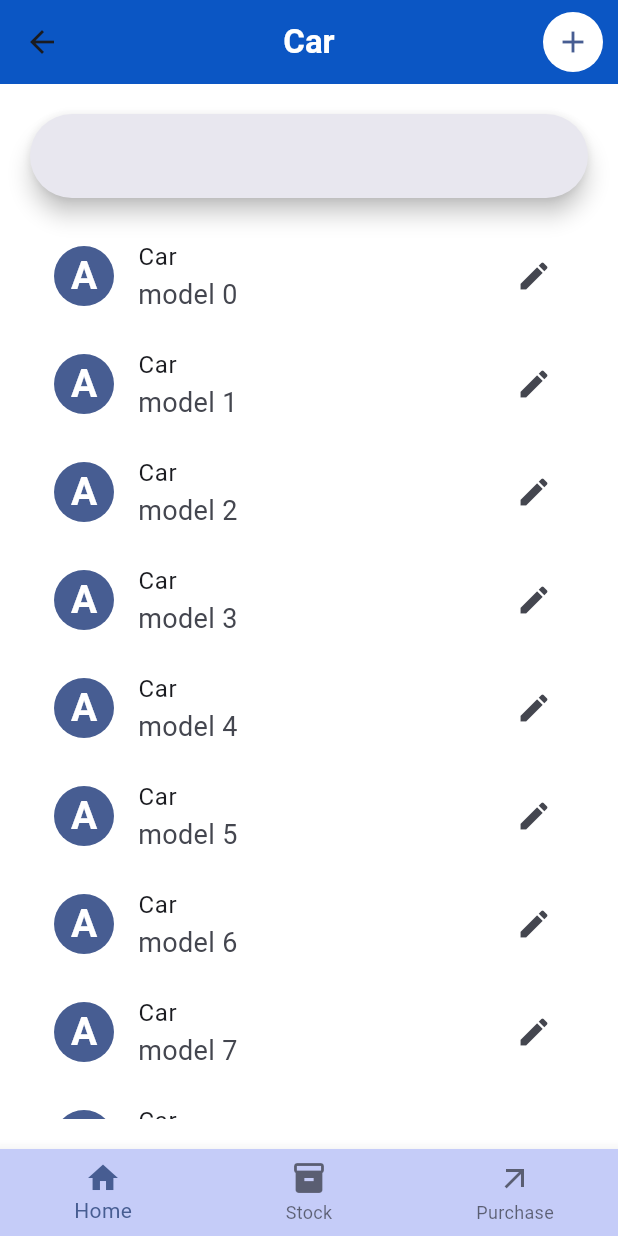
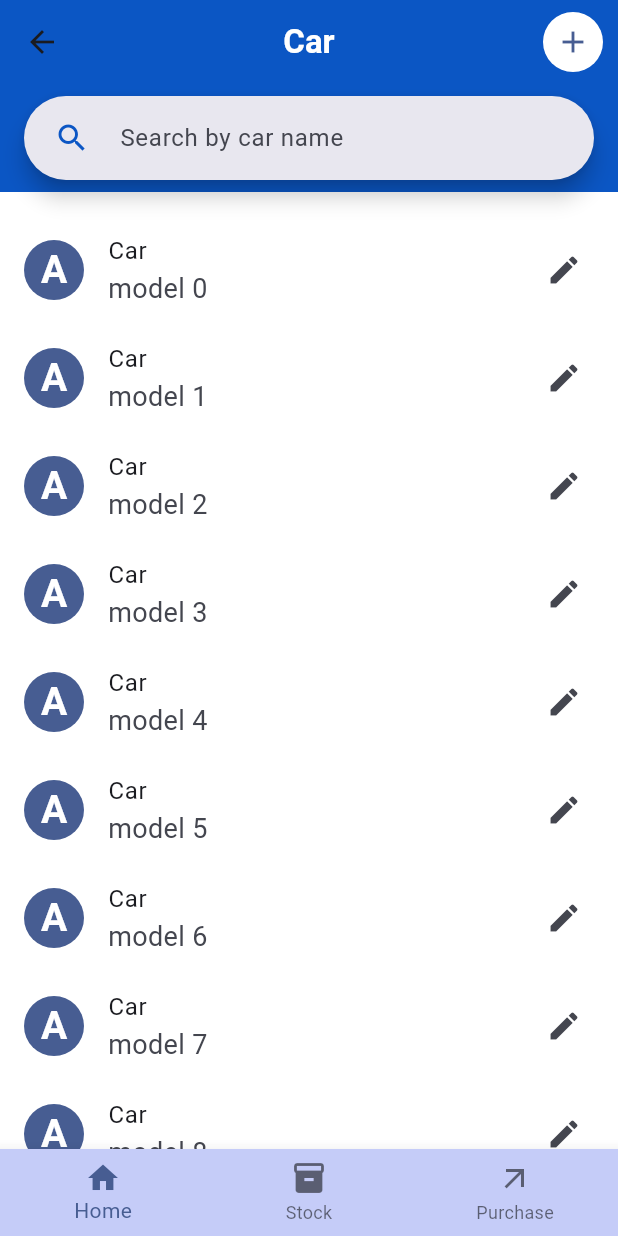
Before and after one commit to suleman2802/Stock-Management, a Flutter app: the HomeScreen screen opened by its route, after a tap on "Car", on a phone screen of 412 x 824 dp. Run offline on Flutter 3.47's test engine with Material 3 defaults, Android fonts, the phone set to English and light mode, and no system bars; our stand-ins replace firebase_core, fluttertoast; accounts and stored records are empty.

Commit message:
car form remaining

```diff
--- /dev/null
+++ b/lib/domain/models/size.dart
@@ -0,0 +1,4 @@
+class Size {
+  final int width;
+  Size({required this.width});
+}
--- a/lib/presentation/screen/authentication/authentication_screen.dart
+++ b/lib/presentation/screen/authentication/authentication_screen.dart
@@ -36,8 +36,9 @@ class _AuthenticationScreenState extends State<AuthenticationScreen> {
             pinController4.text.trim() ==
         "0202") {
       navigateToHomeScreen(context);
+    } else {
+      AppAlertUtil.showError(context, "Invalid pin");
     }
-    AppAlertUtil.showError(context, "Invalid pin");
   }
 
   @override
--- a/lib/presentation/screen/car/car_screen.dart
+++ b/lib/presentation/screen/car/car_screen.dart
@@ -1,5 +1,6 @@
 import 'package:flutter/material.dart';
 import 'package:stock_management_application/presentation/widgets/spaces/space.dart';
+import 'package:stock_management_application/utilities/app_routes/app_routes.dart';
 
 import '../../widgets/layouts/page_scaffolds/list_page_scaffold.dart';
 
@@ -14,16 +15,26 @@ class CarScreen extends StatelessWidget {
       action: IconButton(
         icon: Icon(Icons.add, color: Theme.of(context).primaryColor),
         onPressed: () {
-          // Implement add functionality here
+          navigateToCarFormScreen(context);
         },
       ),
       body: Column(
         children: [
-          SearchBar(
-            controller: searchController,
-            onChanged: (text) {
-              // Implement search functionality here
-            },
+          Container(
+            color: Theme.of(context).appBarTheme.backgroundColor,
+            child: Padding(
+              padding: EdgeInsets.symmetric(vertical: 8, horizontal: 16),
+              child: SearchBar(
+                onTap: () {},
+                controller: searchController,
+                hintText: "Search by car name",
+                onChanged: (value) {},
+                leading: IconButton(
+                  icon: Icon(Icons.search),
+                  onPressed: () {},
+                ),
+              ),
+            ),
           ),
           mediumHeightSpace(),
           Expanded(
--- a/lib/presentation/screen/home/home_screen.dart
+++ b/lib/presentation/screen/home/home_screen.dart
@@ -11,7 +11,9 @@ class HomeScreen extends StatelessWidget {
   Widget build(BuildContext context) {
     return ListPageScaffold(
       label: "Home",
-      body: GridView(
+      body: Padding(
+        padding: const EdgeInsets.all(16.0),
+        child: GridView(
           gridDelegate: SliverGridDelegateWithFixedCrossAxisCount(
             crossAxisCount: 2,
             childAspectRatio: 1.0,
@@ -22,12 +24,12 @@ class HomeScreen extends StatelessWidget {
             DashboardTileGrid(
               title: "Stock",
               icon: Icons.inventory,
-            onTap: () {},
+              onTap: () => navigateToStockScreen(context),
             ),
             DashboardTileGrid(
               title: "Purchase",
               icon: Icons.arrow_outward_rounded,
-            onTap: () {},
+              onTap: () => navigateToPurchaseScreen(context),
             ),
             DashboardTileGrid(
               title: "Car",
@@ -37,14 +39,15 @@ class HomeScreen extends StatelessWidget {
             DashboardTileGrid(
               title: "Size",
               icon: Icons.miscellaneous_services_sharp,
-            onTap: () {},
+              onTap: () => navigateToSizeScreen(context),
             ),
             DashboardTileGrid(
               title: "Reports",
               icon: Icons.query_stats_sharp,
-            onTap: () {},
+              onTap: () => navigateToReportsScreen(context),
             ),
           ],
+        ),
       ),
     );
   }
--- a/lib/presentation/screen/home/widgets/dashboard_tile_grid.dart
+++ b/lib/presentation/screen/home/widgets/dashboard_tile_grid.dart
@@ -1,4 +1,6 @@
 import 'package:flutter/material.dart';
+
+import '../../../widgets/styling/bordered_container.dart';
 
 class DashboardTileGrid extends StatelessWidget {
   const DashboardTileGrid({
@@ -16,12 +18,7 @@ class DashboardTileGrid extends StatelessWidget {
     return GridTile(
       child: InkWell(
         onTap: onTap,
-        child: Container(
-          decoration: BoxDecoration(
-            border:
-                Border.all(color: Theme.of(context).primaryColor, width: 2.0),
-            borderRadius: BorderRadius.circular(10),
-          ),
+        child: BorderedContainer(
           child: Column(
             mainAxisAlignment: MainAxisAlignment.center,
             crossAxisAlignment: CrossAxisAlignment.center,
--- a/lib/presentation/widgets/layouts/page_scaffolds/list_page_scaffold.dart
+++ b/lib/presentation/widgets/layouts/page_scaffolds/list_page_scaffold.dart
@@ -1,4 +1,5 @@
 import 'package:flutter/material.dart';
+import 'package:stock_management_application/utilities/app_routes/app_routes.dart';
 
 class ListPageScaffold extends StatelessWidget {
   const ListPageScaffold({
@@ -18,7 +19,8 @@ class ListPageScaffold extends StatelessWidget {
   Widget build(BuildContext context) {
     return Scaffold(
       appBar: AppBar(
-        actions: [
+        actions: action != null
+            ? [
                 Padding(
                   padding: const EdgeInsets.only(right: 10.0),
                   child: CircleAvatar(
@@ -26,7 +28,8 @@ class ListPageScaffold extends StatelessWidget {
                     child: action,
                   ),
                 )
-        ],
+              ]
+            : [],
         title: Text(
           label,
         ),
@@ -34,11 +37,11 @@ class ListPageScaffold extends StatelessWidget {
       bottomNavigationBar: BottomNavigationBar(
         onTap: (value) {
           if (value == 0) {
-            Navigator.pushNamed(context, "/home");
+            Navigator.pushNamed(context, homeScreen);
           } else if (value == 1) {
-            Navigator.pushNamed(context, "/stock");
+            Navigator.pushNamed(context, stockScreen);
           } else if (value == 2) {
-            Navigator.pushNamed(context, "/purchase");
+            Navigator.pushNamed(context, purchaseScreen);
           }
         },
         items: [
@@ -59,10 +62,7 @@ class ListPageScaffold extends StatelessWidget {
               label: "Purchase"),
         ],
       ),
-      body: Padding(
-        padding: EdgeInsets.all(20),
-        child: body,
-      ),
+      body: body,
       floatingActionButton: floatingActionButton,
     );
   }
--- /dev/null
+++ b/lib/presentation/widgets/styling/bordered_container.dart
@@ -0,0 +1,17 @@
+import 'package:flutter/material.dart';
+
+class BorderedContainer extends StatelessWidget {
+  const BorderedContainer({super.key, this.child});
+  final Widget? child;
+
+  @override
+  Widget build(BuildContext context) {
+    return Container(
+      decoration: BoxDecoration(
+        border: Border.all(color: Theme.of(context).primaryColor, width: 2.0),
+        borderRadius: BorderRadius.circular(10),
+      ),
+      child: child,
+    );
+  }
+}
--- a/lib/utilities/app_routes/app_routes.dart
+++ b/lib/utilities/app_routes/app_routes.dart
@@ -6,6 +6,12 @@ const String carScreen = "./car_screen";
 const String stockScreen = "./stock_screen";
 const String purchaseScreen = "./purchase_screen";
 const String sizeScreen = "./size_screen";
+const String reportsScreen = "./reports_screen";
+const String carFormScreen = "./car_form_screen";
+
+void navigateBack(BuildContext context){
+  Navigator.pop(context);
+}
 
 void navigateToHomeScreen(BuildContext context) {
   Navigator.pushNamed(context, homeScreen);
@@ -30,3 +36,11 @@ void navigateToPurchaseScreen(BuildContext context) {
 void navigateToSizeScreen(BuildContext context) {
   Navigator.pushNamed(context, sizeScreen);
 }
+
+void navigateToReportsScreen(BuildContext context) {
+  Navigator.pushNamed(context, reportsScreen);
+}
+
+void navigateToCarFormScreen(BuildContext context) {
+  Navigator.pushNamed(context, carFormScreen);
+}
```
Also changed, not shown: lib/main.dart (+6 -1 lines), lib/presentation/screen/car/car_form_screen.dart (added, +159 -0 lines), lib/presentation/screen/reports/reports_screen.dart (added, +10 -0 lines), lib/presentation/screen/size/size_screen.dart (+29 -1 lines), lib/presentation/screen/size/widgets/size_dialogue.dart (added, +76 -0 lines). Lines whose indentation alone changed are shown as unchanged.
